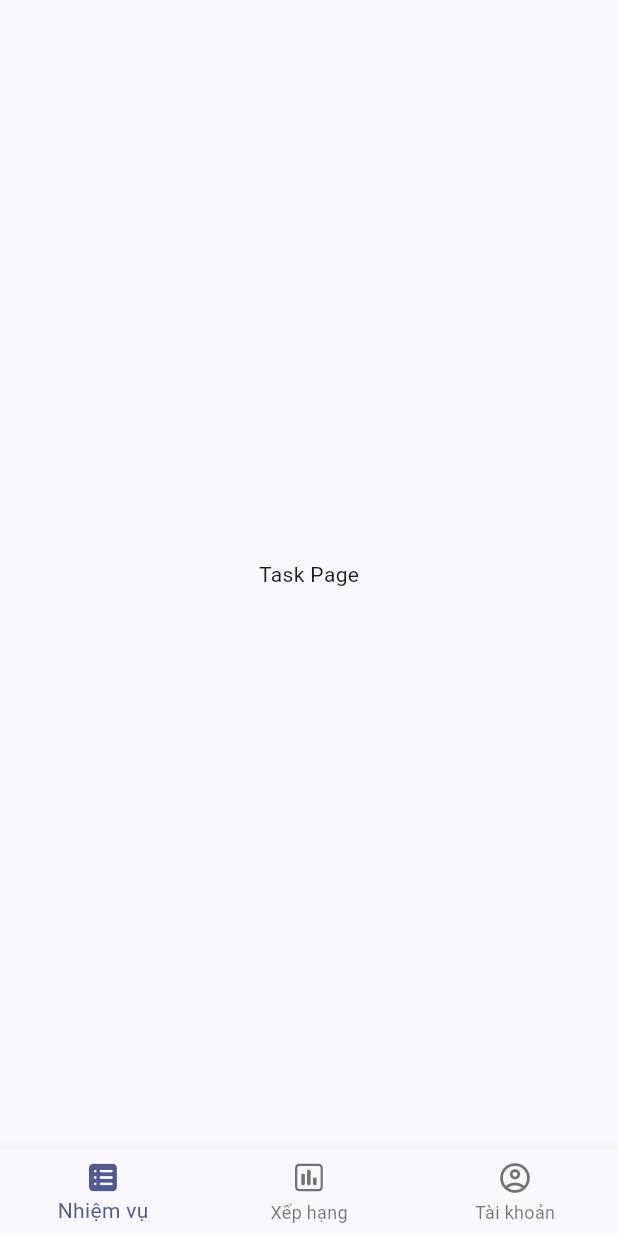
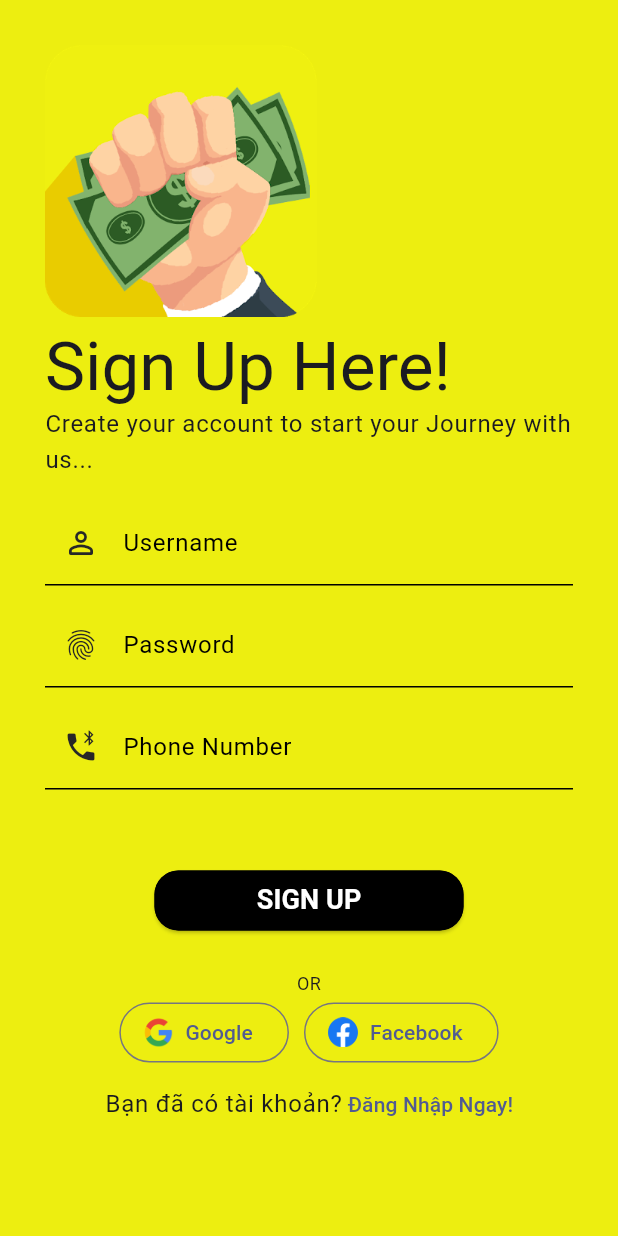
Before and after one commit to dungockim/kiemtien, a Flutter app: the screen it shows after launch, on a phone screen of 412 x 824 dp. Run offline on Flutter 3.47's test engine with Material 2 defaults, Android fonts, the phone set to English and light mode, and no system bars; our stand-ins replace font_awesome_flutter.

Commit message:
commit ngày 24/8 - Xong UI màn hình Đăng ký

```diff
--- a/lib/common/app_colors.dart
+++ b/lib/common/app_colors.dart
@@ -2,4 +2,10 @@ import 'package:flutter/material.dart';
 
 class AppColors {
   static const primary = Color(0xFF4c5eb9);
+  static const tSecondaryColor = Color(0xFF272727);
+  static const tAccentColor = Color(0xFF001BFF);
+
+  static const tWhiteColor = Colors.white;
+  static const tDarkColor = Color(0xff000000);
+
 }
--- /dev/null
+++ b/lib/common/form/form_header_widget.dart
@@ -0,0 +1,27 @@
+import 'package:flutter/material.dart';
+
+class FormHeaderWidget extends StatelessWidget{
+   const FormHeaderWidget({
+     Key? key,
+     required this.image,
+     required this.title,
+     required this.subtitle,
+   }) : super(key : key);
+
+   final String image, title , subtitle;
+
+   @override
+  Widget build(BuildContext context) {
+     final size = MediaQuery.of(context).size;
+
+     return Column(
+       crossAxisAlignment: CrossAxisAlignment.start,
+       children: [
+         Image(image: AssetImage(image), height: size.height * 0.22),
+         const SizedBox(height: 8,),
+         Text(title, style: Theme.of(context).textTheme.headline2),
+         Text(subtitle, style: Theme.of(context).textTheme.bodyText1),
+       ],
+     );
+   }
+}
--- /dev/null
+++ b/lib/common/form/sign_up_form_widget.dart
@@ -0,0 +1,99 @@
+import 'package:flutter/material.dart';
+import '../../constants/size.dart';
+import '../app_colors.dart';
+
+class FormSignUp extends StatelessWidget {
+  const FormSignUp({
+    super.key,
+  });
+
+  @override
+  Widget build(BuildContext context) {
+    return Container(
+      padding: const EdgeInsets.symmetric(vertical: tFormHeight-15),
+      child: Form(
+        child: Column(
+          crossAxisAlignment: CrossAxisAlignment.start,
+          children: [
+            TextFormField(
+              decoration: const InputDecoration(
+                prefixIcon: Icon(
+                  Icons.person_outline_rounded,
+                  color: AppColors.tSecondaryColor,
+                ),
+                label: Text("Username", style: TextStyle(color: Colors.black)),
+                focusedBorder: UnderlineInputBorder(
+                    borderSide: BorderSide(width: 2.0, color: Colors.black)
+                ),
+                enabledBorder: UnderlineInputBorder(borderSide: BorderSide(color: Colors.black)
+                ),
+              ),
+            ),
+            const SizedBox(
+              height: 12,
+            ),
+            TextFormField(
+              decoration: const InputDecoration(
+                prefixIcon: Icon(
+                  Icons.fingerprint_outlined,
+                  color: AppColors.tSecondaryColor,
+                ),
+                label: Text("Password", style: TextStyle(color: Colors.black)),
+                focusedBorder: UnderlineInputBorder(
+                    borderSide: BorderSide(width: 2.0, color: Colors.black)
+                ),
+                enabledBorder: UnderlineInputBorder(borderSide: BorderSide(color: Colors.black)
+                ),
+              ),
+            ),
+            const SizedBox(
+              height: 12,
+            ),
+            TextFormField(
+              decoration: const InputDecoration(
+                prefixIcon: Icon(
+                  Icons.phone_bluetooth_speaker,
+                  color: AppColors.tSecondaryColor,
+                ),
+                label: Text("Phone Number", style: TextStyle(color: Colors.black)),
+                focusedBorder: UnderlineInputBorder(
+                    borderSide: BorderSide(width: 2.0, color: Colors.black)
+                ),
+                enabledBorder: UnderlineInputBorder(borderSide: BorderSide(color: Colors.black)
+                ),
+              ),
+            ),
+            const SizedBox(
+              height: 50,
+            ),
+            Center(
+              child: SizedBox(
+                width: MediaQuery.of(context).size.width / 2,
+                child: ElevatedButton(
+                  onPressed: () {},
+                  style: ButtonStyle(
+                    backgroundColor: MaterialStateProperty.all<Color>(Colors.black),
+                    shape: MaterialStateProperty.all(
+                      RoundedRectangleBorder(
+                        borderRadius: BorderRadius.circular(16.0),
+                        side: const BorderSide(width: 1, color: Colors.black),
+                      ),
+                    ),
+                  ),
+                  child:
+                  const Text("SIGN UP",
+                    style: TextStyle(
+                        fontSize: 18,
+                        color: Colors.white,
+                        fontWeight: FontWeight.bold
+                    ),
+                  ),
+                ),
+              ),
+            )
+          ],
+        ),
+      ),
+    );
+  }
+}
--- /dev/null
+++ b/lib/constants/image_strings.dart
@@ -0,0 +1,6 @@
+/* -- App Image String -- */
+
+// Sign Up image
+const String tWelcomeScreenImage = "assets/images/image_signup.png";
+const String tGoogleLogo = "assets/images/img_google_logo.png";
+const String tFacebookLogo = "assets/images/img_fb_logo.png";
--- /dev/null
+++ b/lib/constants/size.dart
@@ -0,0 +1,5 @@
+// App default Sizing
+
+const tDefaultSize = 30.0;
+const tButtonHeight = 15.0;
+const tFormHeight = 30.0;
--- /dev/null
+++ b/lib/constants/text_strings.dart
@@ -0,0 +1,3 @@
+// Text Sign Up
+const String tSignUpTitle = "Sign Up Here!";
+const String tSignUpSubtitle = "Create your account to start your Journey with us...";
--- a/lib/main.dart
+++ b/lib/main.dart
@@ -1,7 +1,7 @@
 import 'package:flutter/material.dart';
 import 'package:flutter/services.dart';
 import 'package:kiemtien/common/app_colors.dart';
-import 'package:kiemtien/common/app_route.dart';
+import 'package:kiemtien/pages/login_and_signup/sign_up.dart';
 
 void main() {
   runApp(const KiemtienApp());
@@ -24,8 +24,7 @@ class KiemtienApp extends StatelessWidget {
         colorScheme: ColorScheme.fromSeed(seedColor: AppColors.primary),
         useMaterial3: true,
       ),
-      initialRoute: RouteName.splash,
-      onGenerateRoute: AppRoute.onGenerateRoute,
+      home: SignUpScreen(),
     );
   }
 }
--- /dev/null
+++ b/lib/pages/login_and_signup/sign_up.dart
@@ -0,0 +1,79 @@
+import 'package:flutter/material.dart';
+import 'package:kiemtien/common/app_colors.dart';
+import 'package:kiemtien/common/form/form_header_widget.dart';
+import 'package:kiemtien/constants/image_strings.dart';
+import 'package:kiemtien/constants/size.dart';
+import 'package:kiemtien/constants/text_strings.dart';
+
+import '../../common/form/sign_up_form_widget.dart';
+
+class SignUpScreen extends StatelessWidget {
+  const SignUpScreen({Key? key}) : super(key: key);
+
+  @override
+  Widget build(BuildContext context){
+    return Scaffold(
+      backgroundColor: const Color(0xFFEDEE10),
+      body: SingleChildScrollView(
+        child: Container(
+          padding: const EdgeInsets.all(tDefaultSize),
+          child: Column(
+            children: [
+              const FormHeaderWidget(
+                  image: tWelcomeScreenImage,
+                  title: tSignUpTitle,
+                  subtitle: tSignUpSubtitle),
+              const FormSignUp(),
+              Column(
+                mainAxisAlignment: MainAxisAlignment.start,
+                children: [
+                  const SizedBox(height: 8,),
+                  const Text("OR", style: TextStyle(
+                    fontSize: 12
+                  ),),
+                  Row(
+                    mainAxisAlignment: MainAxisAlignment.center,
+                    children: [
+                      SizedBox(
+                        child: OutlinedButton.icon(
+                          onPressed: () {},
+                          icon: const Image(
+                            image: AssetImage(tGoogleLogo),
+                            width: 20,
+                          ),
+                          label: const Text("Google"),
+                        ),
+                      ),
+                      const SizedBox(width: 10,),
+                      SizedBox(
+                        child: OutlinedButton.icon(
+                          onPressed: () {},
+                          icon: const Image(
+                            image: AssetImage(tFacebookLogo),
+                            width: 20,
+                          ),
+                          label: const Text("Facebook"),
+                        ),
+                      ),
+                    ],
+                  ),
+                  TextButton(
+                      onPressed: () {},
+                      child: Text.rich(
+                          TextSpan(
+                              children: [
+                                TextSpan(text: "Bạn đã có tài khoản?", style: Theme.of(context).textTheme.bodyText1),
+                                const TextSpan(text: " Đăng Nhập Ngay!")
+                              ]
+                          )
+                      )
+                  )
+                ],
+              ),
+            ],
+          ),
+        ),
+      ),
+    );
+  }
+}
```
Also changed, not shown: pubspec.yaml (+2 -53 lines), assets/images/image_signup.png (added), assets/images/img_fb_logo.png (added), assets/images/img_google_logo.png (added), pubspec.lock, 1 other file.
